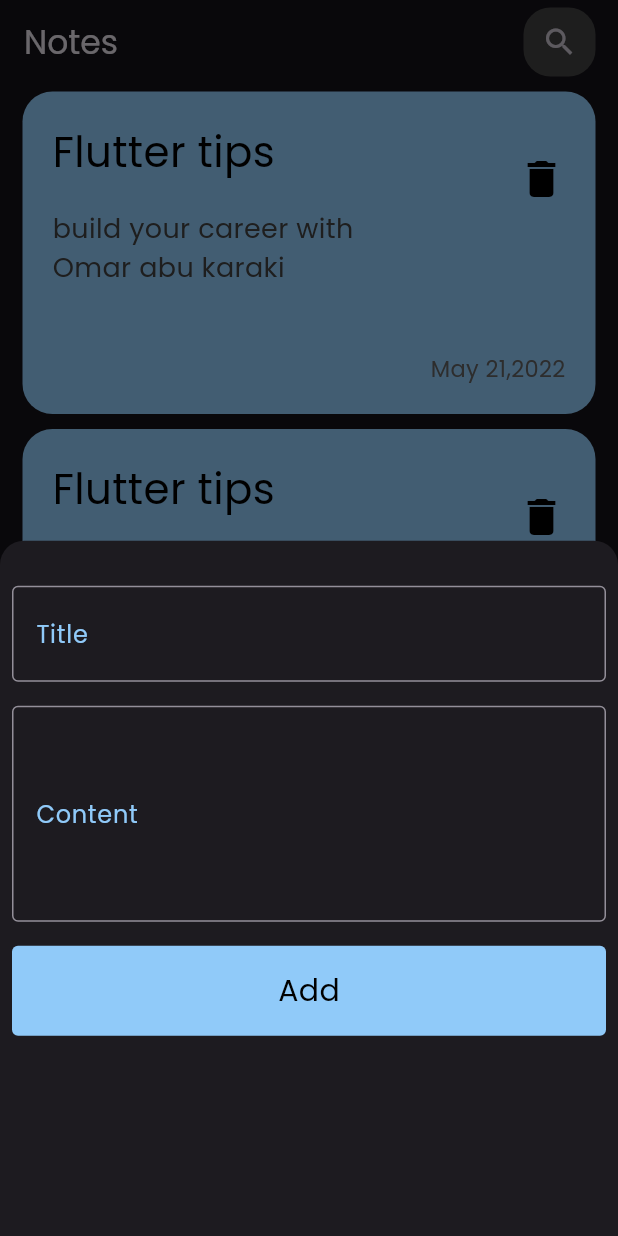
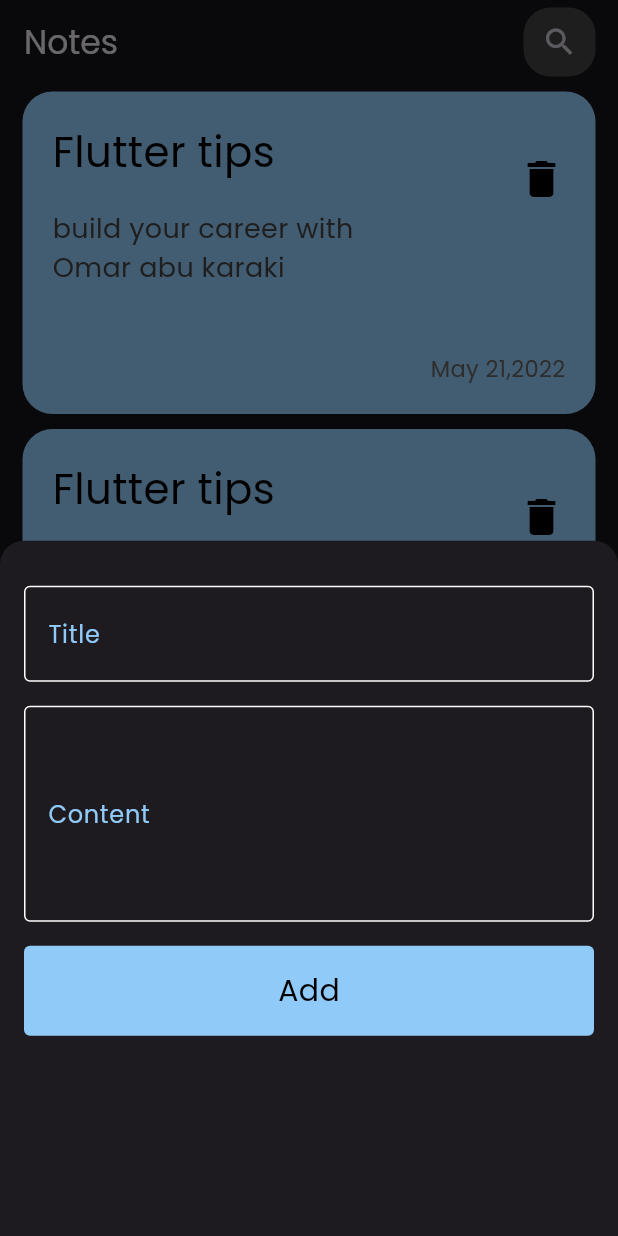
Before and after one commit to omarabukaraki/note_application, a Flutter app: the screen it shows after launch, after a tap on the "add" icon, on a phone screen of 412 x 824 dp. Run offline on Flutter 3.47's test engine with Material 2 defaults, Android fonts, the phone set to English and light mode, and no system bars.

Commit message:
many changes in textField

```diff
--- a/lib/component/add_note_page.dart
+++ b/lib/component/add_note_page.dart
@@ -11,11 +11,11 @@ class AddNotePage extends StatelessWidget {
     return Column(
       children: [
         const Padding(
-          padding: EdgeInsets.only(top: 30, left: 8, right: 8, bottom: 8),
+          padding: EdgeInsets.only(top: 30, left: 16, right: 16, bottom: 8),
           child: CustomTextField(),
         ),
         const Padding(
-            padding: EdgeInsets.all(8.0),
+            padding: EdgeInsets.symmetric(vertical: 8, horizontal: 16),
             child: CustomTextField(
               hightOfTextFiled: 60,
               hintText: 'Content',
--- a/lib/component/custom_add_note_button.dart
+++ b/lib/component/custom_add_note_button.dart
@@ -1,4 +1,6 @@
 import 'package:flutter/material.dart';
+
+import '../constant.dart';
 
 class CustomAddNoteButton extends StatelessWidget {
   const CustomAddNoteButton({super.key, this.onTap});
@@ -8,12 +10,11 @@ class CustomAddNoteButton extends StatelessWidget {
     return GestureDetector(
       onTap: onTap,
       child: Container(
-        margin: const EdgeInsets.all(8),
+        margin: const EdgeInsets.symmetric(horizontal: 16, vertical: 8),
         width: double.infinity,
         height: 60,
         decoration: BoxDecoration(
-            borderRadius: BorderRadius.circular(4),
-            color: Colors.blue.shade200),
+            borderRadius: BorderRadius.circular(4), color: KprimaryColor),
         child: const Center(
             child: Text(
           'Add',
--- a/lib/component/custom_text_field.dart
+++ b/lib/component/custom_text_field.dart
@@ -1,4 +1,5 @@
 import 'package:flutter/material.dart';
+import 'package:note_app/constant.dart';
 
 class CustomTextField extends StatelessWidget {
   const CustomTextField({super.key, this.hintText, this.hightOfTextFiled});
@@ -7,12 +8,18 @@ class CustomTextField extends StatelessWidget {
   @override
   Widget build(BuildContext context) {
     return TextField(
+      cursorColor: KprimaryColor,
       decoration: InputDecoration(
           contentPadding: EdgeInsets.symmetric(
               vertical: hightOfTextFiled ?? 20, horizontal: 12),
           hintText: hintText ?? 'Title',
-          hintStyle: TextStyle(color: Colors.blue.shade200),
-          border: const OutlineInputBorder()),
+          hintStyle: TextStyle(color: KprimaryColor),
+          enabledBorder: buildBorder(color: Colors.white),
+          focusedBorder: buildBorder(color: KprimaryColor)),
     );
   }
+
+  OutlineInputBorder buildBorder({required color}) {
+    return OutlineInputBorder(borderSide: BorderSide(color: color));
+  }
 }
--- a/lib/component/note_component.dart
+++ b/lib/component/note_component.dart
@@ -1,4 +1,6 @@
 import 'package:flutter/material.dart';
+
+import '../constant.dart';
 
 // ignore: must_be_immutable
 class NoteComponent extends StatelessWidget {
@@ -12,7 +14,7 @@ class NoteComponent extends StatelessWidget {
       height: 215,
       decoration: BoxDecoration(
         borderRadius: BorderRadius.circular(20),
-        color: color ?? Colors.blue.shade200,
+        color: color ?? KprimaryColor,
       ),
       child: Padding(
         padding: const EdgeInsets.symmetric(horizontal: 20, vertical: 20),
--- /dev/null
+++ b/lib/constant.dart
@@ -0,0 +1,4 @@
+import 'package:flutter/material.dart';
+
+// ignore: non_constant_identifier_names
+final Color KprimaryColor = Colors.blue.shade200;
```
